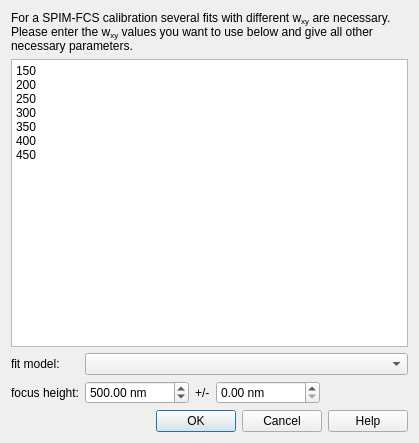
Old version of the form plugins/imfcsfit/imfcscalibrationdialog.ui in the repository jkriege2/QuickFit3.
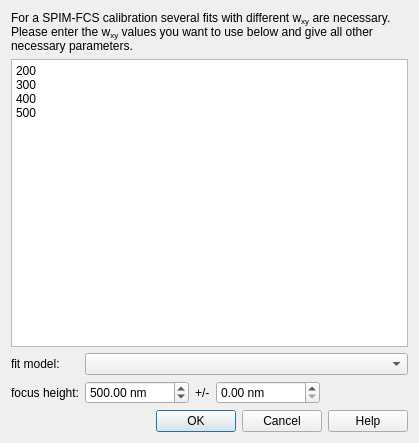
New version of the form. Icons and pictures are not drawn.

What changed in the file:
```diff
--- a/plugins/imfcsfit/imfcscalibrationdialog.ui
+++ b/plugins/imfcsfit/imfcscalibrationdialog.ui
@@ -35,13 +35,10 @@
    <item>
     <widget class="QPlainTextEdit" name="edtValues">
      <property name="plainText">
-      <string>150
-200
-250
+      <string>200
 300
-350
 400
-450</string>
+500</string>
      </property>
     </widget>
    </item>
```
